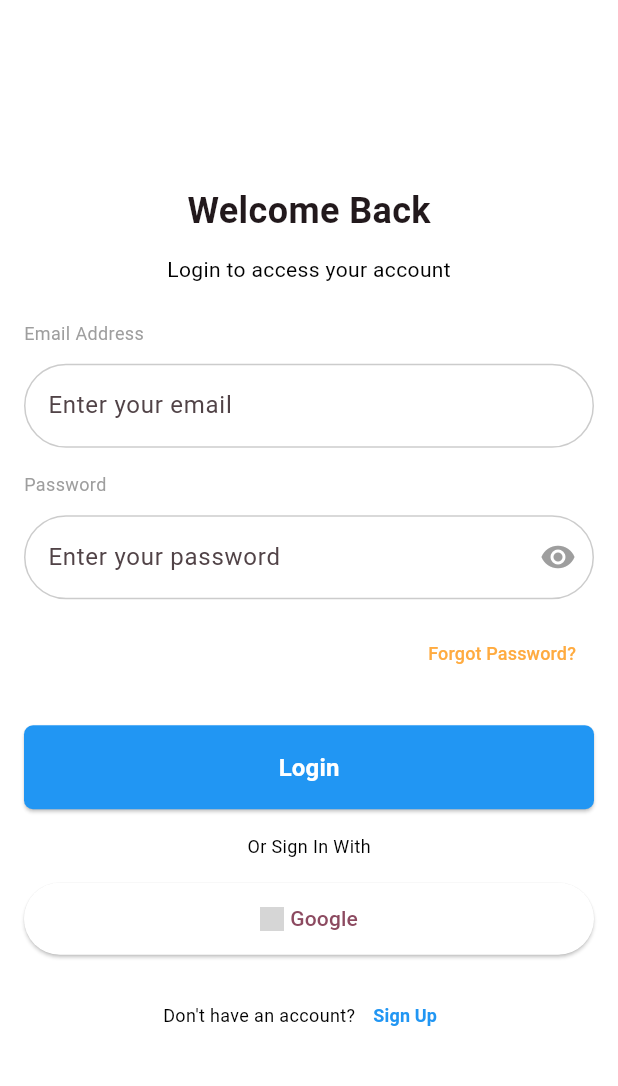
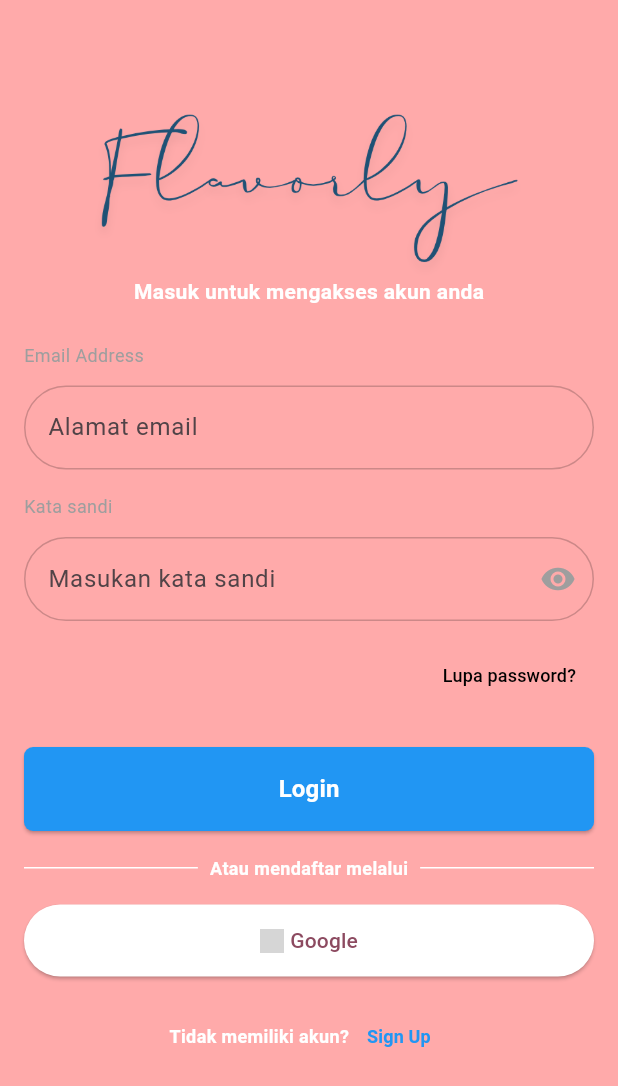
Before and after one commit to dindahanifa/tugas_tigasbelas_flutter, a Flutter app: the screen it shows after launch, on a phone screen of 412 x 824 dp. Shown: the top 1086 px of the screen. Run offline on Flutter 3.47's test engine with Material 3 defaults, Android fonts, the phone set to English and light mode, and no system bars; our stand-ins replace shared_preferences, sqflite; accounts and stored records are empty; Roboto replaces fonts that are missing (Poppins); grey boxes are pictures that could not be loaded.

Commit message:
tugas_tigabelas_flutter

```diff
--- a/lib/tugas_tigabelas/aplikasi/login_resep.dart
+++ b/lib/tugas_tigabelas/aplikasi/login_resep.dart
@@ -1,5 +1,5 @@
 import 'package:flutter/material.dart';
-import 'package:tugas_tigasbelas_flutter/tugas_tigabelas/aplikasi/homepage_resep.dart';
+import 'package:shared_preferences/shared_preferences.dart';
 import 'package:tugas_tigasbelas_flutter/tugas_tigabelas/aplikasi/list_resep.dart';
 import 'package:tugas_tigasbelas_flutter/tugas_tigabelas/aplikasi/pendataan_resep.dart';
 import 'package:tugas_tigasbelas_flutter/tugas_tigabelas/aplikasi/register_resep.dart';
@@ -19,6 +19,7 @@ class _LoginResepmakananState extends State<LoginResepmakanan> {
   final TextEditingController emailController = TextEditingController();
   final TextEditingController passwordController = TextEditingController();
   final _formKey = GlobalKey<FormState>();
+
   @override
   Widget build(BuildContext context) {
     return Scaffold(
@@ -37,27 +38,23 @@ class _LoginResepmakananState extends State<LoginResepmakanan> {
           child: Column(
             mainAxisAlignment: MainAxisAlignment.center,
             children: [
+              height(75),
               Text(
-                "Welcome Back",
-                style: TextStyle(fontSize: 24, fontWeight: FontWeight.bold),
-              ),
-              height(12),
-              Text(
-                "Login to access your account",
-                style: TextStyle(fontSize: 14, color: Colors.black),
+                "Masuk untuk mengakses akun anda",
+                style: TextStyle(fontSize: 14, color: Colors.white, fontWeight: FontWeight.bold),
               ),
               height(24),
               buildTitle("Email Address"),
               height(12),
               buildTextField(
-                hintText: "Enter your email",
+                hintText: "Alamat email",
                 controller: emailController,
               ),
               height(16),
-              buildTitle("Password"),
+              buildTitle("Kata sandi"),
               height(12),
               buildTextField(
-                hintText: "Enter your password",
+                hintText: "Masukan kata sandi",
                 isPassword: true,
                 controller: passwordController,
               ),
@@ -72,10 +69,10 @@ class _LoginResepmakananState extends State<LoginResepmakanan> {
                     );
                   },
                   child: Text(
-                    "Forgot Password?",
+                    "Lupa password?",
                     style: TextStyle(
                       fontSize: 12,
-                      color: Colors.orangeAccent,
+                      color: Colors.black,
                       fontWeight: FontWeight.w500,
                     ),
                   ),
@@ -93,15 +90,19 @@ class _LoginResepmakananState extends State<LoginResepmakanan> {
                     );
                     if (userData != null) {
                      print('data ada: ${userData.toMap()}');
+                     final prefs = await SharedPreferences.getInstance();
+                     await prefs.setString('nama', userData.name ?? '');
+                     await prefs.setString('email', userData.email);
+
                       ScaffoldMessenger.of(context).showSnackBar(
-                        SnackBar(content: Text("Login successful")),
+                        SnackBar(content: Text("Login berhasil")),
                       );
                       Navigator.pushReplacement(
                         context,
-                        MaterialPageRoute(builder: (context) => HomepageResep()));
+                        MaterialPageRoute(builder: (context) => ListResep()));
                     } else {
                       ScaffoldMessenger.of(context).showSnackBar(
-                        SnackBar(content: Text("Email atau password salah")),
+                        SnackBar(content: Text("Email atau Kata sandi salah")),
                       );
                     }
                   },
@@ -133,13 +134,12 @@ class _LoginResepmakananState extends State<LoginResepmakanan> {
                     ),
                   ),
                   Text(
-                    "Or Sign In With",
-                    style: TextStyle(fontSize: 12, color: Colors.black),
+                    "Atau mendaftar melalui",
+                    style: TextStyle(fontSize: 12, color: Colors.white, fontWeight: FontWeight.bold),
                   ),
                   Expanded(
                     child: Container(
                       margin: EdgeInsets.only(left: 8),
-
                       height: 1,
                       color: Colors.white,
                     ),
@@ -176,8 +176,8 @@ class _LoginResepmakananState extends State<LoginResepmakanan> {
                 mainAxisAlignment: MainAxisAlignment.center,
                 children: [
                   Text(
-                    "Don't have an account?",
-                    style: TextStyle(fontSize: 12, color: Colors.black),
+                    "Tidak memiliki akun?",
+                    style: TextStyle(fontSize: 12, color: Colors.white, fontWeight: FontWeight.bold),
                   ),
                   TextButton(
                     onPressed: () {
@@ -205,7 +205,10 @@ class _LoginResepmakananState extends State<LoginResepmakanan> {
     return Container(
       height: double.infinity,
       width: double.infinity,
-      color: Colors.white
+      decoration: BoxDecoration(
+        image: DecorationImage(
+          image: AssetImage('assets/image/abc.png'), fit: BoxFit.cover)
+      ),
     );
   }
 
--- a/lib/tugas_tigabelas/aplikasi/register_resep.dart
+++ b/lib/tugas_tigabelas/aplikasi/register_resep.dart
@@ -20,6 +20,7 @@ class _RegisResepmakananState extends State<RegisResepmakanan> {
   final TextEditingController passwordController = TextEditingController();
   final _formKey = GlobalKey<FormState>();
 
+
   @override
   Widget build(BuildContext context) {
     return Scaffold(
@@ -41,47 +42,47 @@ class _RegisResepmakananState extends State<RegisResepmakanan> {
               // crossAxisAlignment: CrossAxisAlignment.center,
               children: [
                 Text(
-                  "Register",
-                  style: TextStyle(fontSize: 24, fontWeight: FontWeight.bold),
+                  "Pendaftaran",
+                  style: TextStyle(fontSize: 24, fontWeight: FontWeight.bold, color: Colors.white),
                 ),
                 height(12),
                 Text(
-                  "Register your account",
-                  style: TextStyle(fontSize: 14, color: Colors.grey),
+                  "Daftarkan akun anda",
+                  style: TextStyle(fontSize: 14, color: Colors.black),
                 ),
                 height(24),
                 buildTitle("Email Address"),
                 height(12),
                 buildTextField(
-                  hintText: "Enter your email",
+                  hintText: "Masukan email",
                   controller: emailController,
                 ),
                 height(16),
                 buildTitle("Nama"),
                 height(12),
                 buildTextField(
-                  hintText: "Enter your name",
+                  hintText: "Nama kamu",
                   controller: nameController,
                 ),
                 height(16),
                 buildTitle("Username"),
                 height(12),
                 buildTextField(
-                  hintText: "Enter your username",
+                  hintText: "Username kamu",
                   controller: usernameController,
                 ),
                 height(16),
-                buildTitle("Phone Number"),
+                buildTitle("Nomor Hp"),
                 height(12),
                 buildTextField(
-                  hintText: "Enter your phone number",
+                  hintText: "Masukan nomor hp",
                   controller: phoneController,
                 ),
                 height(16),
-                buildTitle("Password"),
+                buildTitle("Kata sandi"),
                 height(12),
                 buildTextField(
-                  hintText: "Enter your password",
+                  hintText: "Masukan kata sandi",
                   isPassword: true,
                   controller: passwordController,
                 ),
@@ -96,10 +97,10 @@ class _RegisResepmakananState extends State<RegisResepmakanan> {
                       );
                     },
                     child: Text(
-                      "Forgot Password?",
+                      "Lupa kata sandi?",
                       style: TextStyle(
                         fontSize: 12,
-                        color: Colors.deepOrange,
+                        color:Colors.black,
                         fontWeight: FontWeight.w500,
                       ),
                     ),
@@ -128,7 +129,7 @@ class _RegisResepmakananState extends State<RegisResepmakanan> {
                         );
                         ScaffoldMessenger.of(context).showSnackBar(
                           SnackBar(
-                            content: Text("Registration Successful!"),
+                            content: Text("Pendaftaran berhasil"),
                             backgroundColor: Colors.green,
                           ),
                         );
@@ -145,7 +146,7 @@ class _RegisResepmakananState extends State<RegisResepmakanan> {
                       ),
                     ),
                     child: Text(
-                      "Register",
+                      "Pendaftaran",
                       style: TextStyle(
                         fontSize: 16,
                         fontWeight: FontWeight.bold,
@@ -160,7 +161,7 @@ class _RegisResepmakananState extends State<RegisResepmakanan> {
                   mainAxisAlignment: MainAxisAlignment.center,
                   children: [
                     Text(
-                      "Have an account?",
+                      "Memiliki akun?",
                       style: TextStyle(fontSize: 12, color: Colors.grey),
                     ),
                     TextButton(
@@ -190,7 +191,7 @@ class _RegisResepmakananState extends State<RegisResepmakanan> {
     return Container(
       height: double.infinity,
       width: double.infinity,
-      color: Colors.white,
+      color: Color(0xffffaaaa),
     );
   }
 
@@ -203,7 +204,7 @@ class _RegisResepmakananState extends State<RegisResepmakanan> {
       controller: controller,
       validator: (value) {
         if (value == null || value.isEmpty) {
-          return 'Please enter some text';
+          return 'Tidak boleh kosong';
         }
         return null;
       },
--- a/pubspec.yaml
+++ b/pubspec.yaml
@@ -32,6 +32,7 @@ dependencies:
     sdk: flutter
   sqflite: ^2.3.2+1
   path: ^1.8.3
+  shared_preferences: ^2.5.3
 
   # The following adds the Cupertino Icons font to your application.
   # Use with the CupertinoIcons class for iOS style icons.
@@ -66,6 +67,9 @@ flutter:
   - assets/image/yummy.png
   - assets/image/always.png
   - assets/image/koki.jpg
+  - assets/image/abc.png
+  - assets/image/cde.png
+  - assets/image/fgh.png
 
   # To add assets to your application, add an assets section, like this:
   # assets:
```
Also changed, not shown: lib/tugas_tigabelas/aplikasi/detail_resep.dart (+12 -2 lines), lib/tugas_tigabelas/aplikasi/homepage_resep.dart (deleted, +0 -74 lines), lib/tugas_tigabelas/aplikasi/list_resep.dart (+63 -9 lines), lib/tugas_tigabelas/aplikasi/profil_resep.dart (+1 -20 lines), assets/image/abc.png (added), assets/image/cde.png (added), assets/image/fgh.png (added), pubspec.lock, 1 other file.
